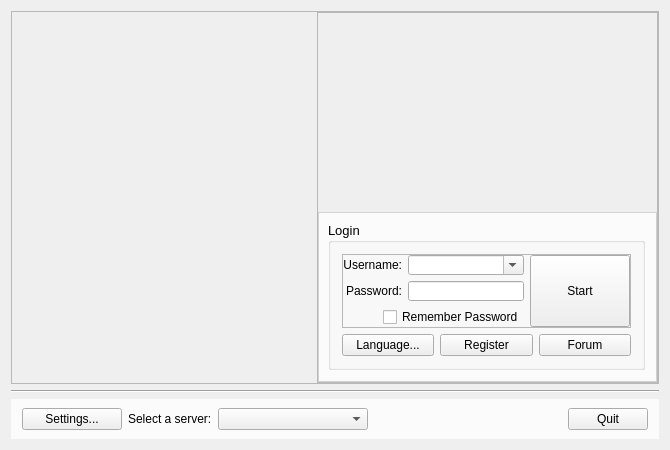
Qt form TOPLauncher/TOPLauncher.ui (BSoD-Ultimate/TOPLauncher) before a commit.
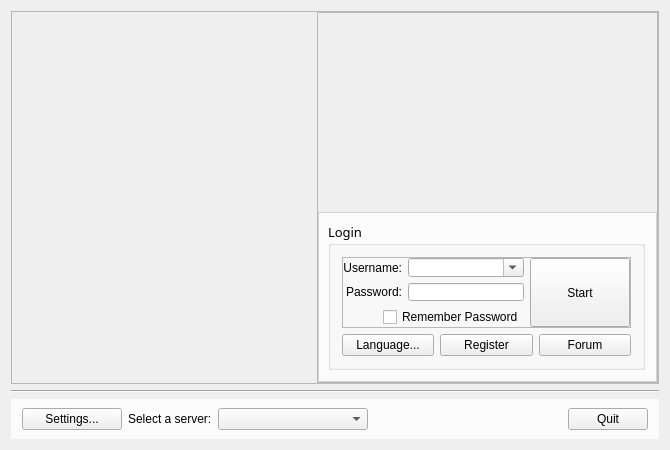
The same form after that commit. Icons and pictures are not drawn.

The edit to the form file:
```diff
--- a/TOPLauncher/TOPLauncher.ui
+++ b/TOPLauncher/TOPLauncher.ui
@@ -30,7 +30,7 @@
   </property>
   <property name="font">
    <font>
-    <family>Tahoma</family>
+    <family>Tahoma,9pt 宋体</family>
     <pointsize>10</pointsize>
     <weight>50</weight>
     <italic>false</italic>
@@ -161,7 +161,7 @@
                </property>
                <property name="font">
                 <font>
-                 <family>Tahoma</family>
+                 <family>Tahoma,9pt 宋体</family>
                  <pointsize>10</pointsize>
                  <weight>50</weight>
                  <italic>false</italic>
```
Left out of the diff: 5 changed lines with no effect on the pictures.
